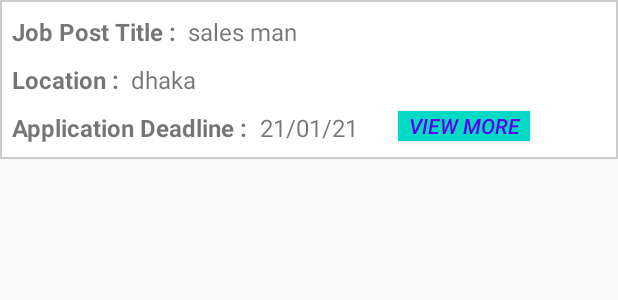
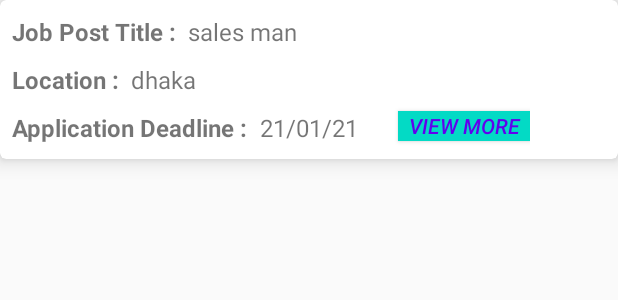
Before and after one commit to zohorasalma/Part_Timers-Group6-, an Android app: the layout post_list_item.xml on its own in the app's theme, with its tools: preview values and no code run, on a phone screen of 412 x 824 dp. Shown: the top 300 px of the screen. Run offline under Robolectric (Android 15) with nearby library versions, the phone set to English and light mode, and no system bars; network calls fail; Roboto replaces fonts that are not available here.

Commit message:
cardview added on dashboard ui

```diff
--- a/app/src/main/java/com/example/parttimers/MainActivity.java
+++ b/app/src/main/java/com/example/parttimers/MainActivity.java
@@ -27,6 +27,7 @@ import com.example.parttimers.adapter.MyJobPostAdapter;
 import com.example.parttimers.model.JobPost;
 import com.example.parttimers.ui.AddPostActivity;
 import com.example.parttimers.ui.MyProfileActivity;
+import com.example.parttimers.utility.ItemOffsetDecoration;
 import com.google.android.material.bottomnavigation.BottomNavigationView;
 
 import org.json.JSONArray;
@@ -132,6 +133,8 @@ public class MainActivity extends AppCompatActivity {
         RecyclerView recyclerView = (RecyclerView) findViewById(R.id.recyclerViewPosts);
         adapter = new MyJobPostAdapter(this,jobPostList);
         recyclerView.setHasFixedSize(true);
+        ItemOffsetDecoration itemDecoration = new ItemOffsetDecoration(this, R.dimen.eight_dp);
+        recyclerView.addItemDecoration(itemDecoration);
         recyclerView.setLayoutManager(new LinearLayoutManager(this));
         recyclerView.setAdapter(adapter);
         retrieveData();
--- a/app/src/main/java/com/example/parttimers/adapter/MyJobPostAdapter.java
+++ b/app/src/main/java/com/example/parttimers/adapter/MyJobPostAdapter.java
@@ -82,7 +82,6 @@ public class MyJobPostAdapter extends RecyclerView.Adapter<MyJobPostAdapter.View
     public static class ViewHolder extends RecyclerView.ViewHolder
     {
         public TextView title,location,deadline;
-        public RelativeLayout relativeLayout;
         public Button viewMoreBtn;
 
         public ViewHolder(View itemView)
@@ -92,7 +91,6 @@ public class MyJobPostAdapter extends RecyclerView.Adapter<MyJobPostAdapter.View
             this.location = (TextView) itemView.findViewById(R.id.txtviewLocation);
             this.deadline = itemView.findViewById(R.id.txtviewDeadline);
             this.viewMoreBtn = itemView.findViewById(R.id.viewMoreBtn);
-            relativeLayout = (RelativeLayout) itemView.findViewById(R.id.relativeLayout);
         }
     }
 }
--- a/app/src/main/res/layout/post_list_item.xml
+++ b/app/src/main/res/layout/post_list_item.xml
@@ -1,9 +1,17 @@
 <?xml version="1.0" encoding="utf-8"?>
-<RelativeLayout xmlns:android="http://schemas.android.com/apk/res/android"
+<androidx.cardview.widget.CardView xmlns:android="http://schemas.android.com/apk/res/android"
     android:id="@+id/relativeLayout"
     android:layout_width="match_parent"
+    xmlns:app="http://schemas.android.com/apk/res-auto"
     android:layout_height="wrap_content"
-    android:background="@drawable/border">
+    android:background="@drawable/border"
+    android:clickable="true"
+    app:cardBackgroundColor="@android:color/white"
+    app:cardCornerRadius="4dp"
+    app:cardElevation="8dp">
+    <RelativeLayout
+        android:layout_width="wrap_content"
+        android:layout_height="wrap_content">
 
     <TextView
         android:id="@+id/txtTitle"
@@ -83,5 +91,5 @@
         android:textStyle="italic"
         android:textColor="@color/colorPrimary"
         />
-
-</RelativeLayout>
+    </RelativeLayout>
+</androidx.cardview.widget.CardView>
--- a/app/src/main/res/values/dimens.xml
+++ b/app/src/main/res/values/dimens.xml
@@ -3,4 +3,5 @@
     <dimen name="activity_horizontal_margin">16dp</dimen>
     <dimen name="activity_vertical_margin">16dp</dimen>
     <dimen name="ic_clear_margin">56dp</dimen>
+    <dimen name="eight_dp">8dp</dimen>
 </resources>
```
Also changed, not shown: app/src/main/java/com/example/parttimers/utility/ItemOffsetDecoration.java (added, +42 -0 lines).
